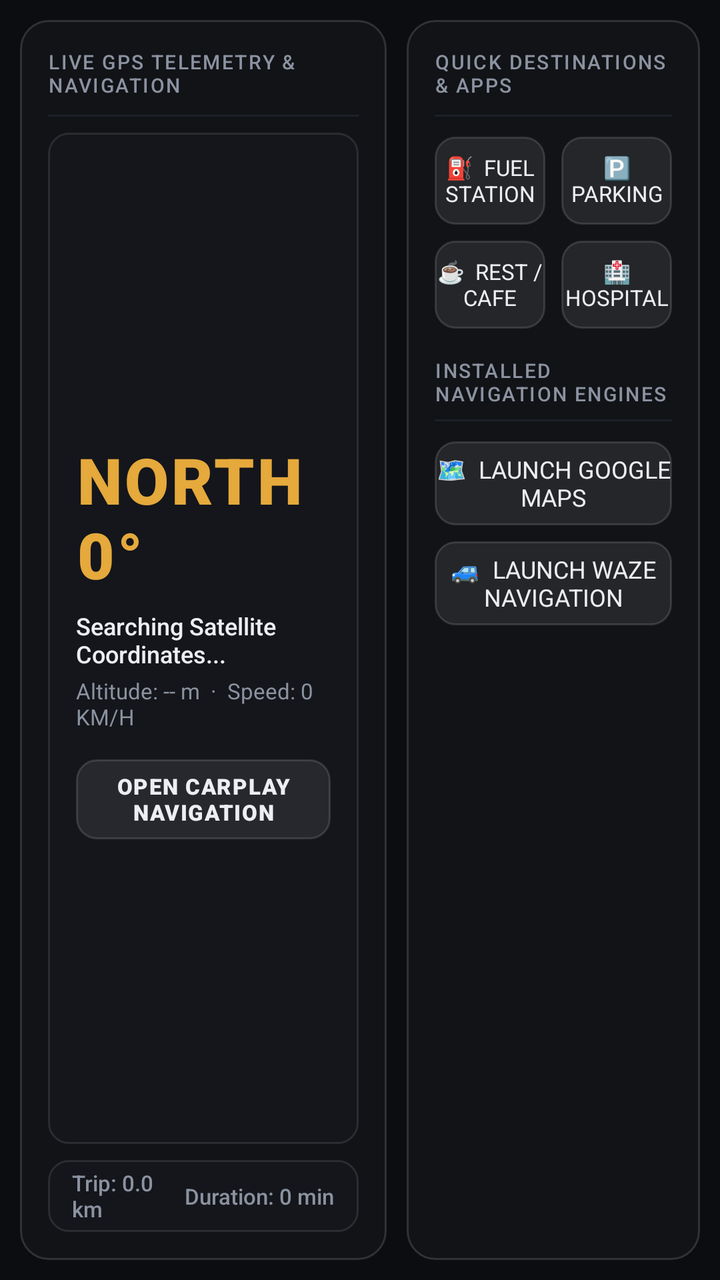
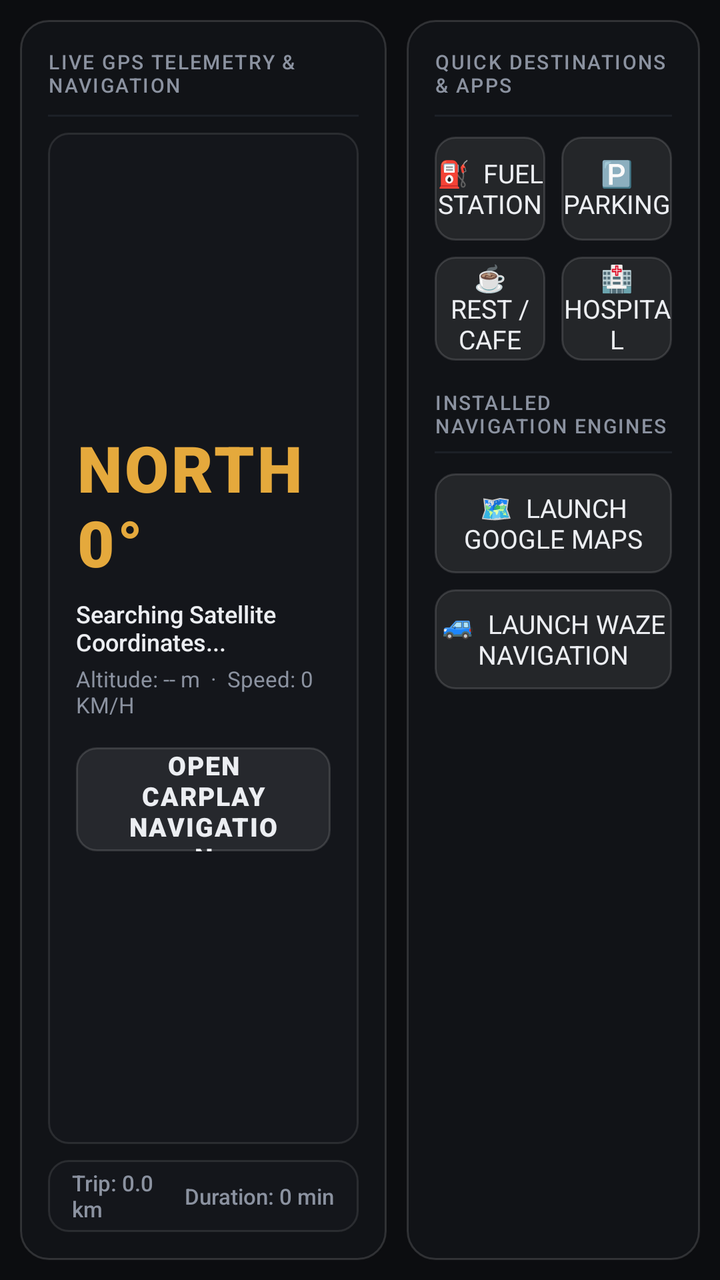

Compare the two renders of this Android layout. The source of the first and the diff that turns it into the second are given below.
<!-- AndroidManifest.xml: application theme Theme.ApexDrive -->
<!-- res/layout/view_maps.xml -->
<?xml version="1.0" encoding="utf-8"?>
<LinearLayout xmlns:android="http://schemas.android.com/apk/res/android"
    android:layout_width="match_parent"
    android:layout_height="match_parent"
    android:orientation="horizontal"
    android:padding="10dp">

    
    <LinearLayout
        android:layout_width="0dp"
        android:layout_height="match_parent"
        android:layout_weight="1.25"
        android:orientation="vertical"
        android:background="@drawable/bg_panel"
        android:padding="14dp">

        
        <LinearLayout
            android:layout_width="match_parent"
            android:layout_height="wrap_content"
            android:orientation="horizontal"
            android:gravity="center_vertical">

            <TextView
                android:layout_width="wrap_content"
                android:layout_height="wrap_content"
                android:text="LIVE GPS TELEMETRY &amp; NAVIGATION"
                android:textColor="@color/cockpit_text_secondary"
                android:textSize="10sp"
                android:fontFamily="sans-serif-medium"
                android:letterSpacing="0.08" />

            <View
                android:layout_width="0dp"
                android:layout_height="1dp"
                android:layout_weight="1" />

            <TextView
                android:id="@+id/tvNavAccuracy"
                android:layout_width="wrap_content"
                android:layout_height="wrap_content"
                android:background="@drawable/bg_card_inner"
                android:paddingStart="8dp"
                android:paddingEnd="8dp"
                android:paddingTop="2dp"
                android:paddingBottom="2dp"
                android:text="● 3D Fix · ±3m"
                android:textColor="@color/status_active"
                android:textSize="10sp"
                android:fontFamily="sans-serif-bold" />
        </LinearLayout>

        <View
            android:layout_width="match_parent"
            android:layout_height="1dp"
            android:layout_marginTop="8dp"
            android:background="@color/cockpit_surface_border_subtle" />

        
        <LinearLayout
            android:layout_width="match_parent"
            android:layout_height="0dp"
            android:layout_weight="1"
            android:layout_marginTop="8dp"
            android:orientation="vertical"
            android:gravity="center"
            android:background="@drawable/bg_card_inner"
            android:padding="14dp">

            <TextView
                android:id="@+id/tvNavHeadingBig"
                android:layout_width="wrap_content"
                android:layout_height="wrap_content"
                android:text="NORTH 0°"
                android:textColor="@color/accent_amber"
                android:textSize="32sp"
                android:fontFamily="sans-serif-black"
                android:letterSpacing="0.04" />

            <TextView
                android:id="@+id/tvNavCoordinates"
                android:layout_width="wrap_content"
                android:layout_height="wrap_content"
                android:layout_marginTop="6dp"
                android:text="Searching Satellite Coordinates..."
                android:textColor="@color/cockpit_text_primary"
                android:textSize="12sp"
                android:fontFamily="sans-serif-medium" />

            <TextView
                android:id="@+id/tvNavAltitude"
                android:layout_width="wrap_content"
                android:layout_height="wrap_content"
                android:layout_marginTop="3dp"
                android:text="Altitude: -- m  ·  Speed: 0 KM/H"
                android:textColor="@color/cockpit_text_secondary"
                android:textSize="11sp"
                android:fontFamily="sans-serif" />

            
            <Button
                android:id="@+id/btnNavCarPlayRoute"
                android:layout_width="wrap_content"
                android:layout_height="40dp"
                android:layout_marginTop="14dp"
                android:background="@drawable/bg_elevated_btn"
                android:text="OPEN CARPLAY NAVIGATION"
                android:textColor="@color/cockpit_text_primary"
                android:textSize="11sp"
                android:fontFamily="sans-serif-black"
                android:letterSpacing="0.05"
                android:paddingStart="20dp"
                android:paddingEnd="20dp" />

        </LinearLayout>

        
        <LinearLayout
            android:layout_width="match_parent"
            android:layout_height="36dp"
            android:layout_marginTop="8dp"
            android:orientation="horizontal"
            android:gravity="center_vertical"
            android:background="@drawable/bg_card_inner"
            android:paddingStart="12dp"
            android:paddingEnd="12dp">

            <TextView
                android:id="@+id/tvNavTripDist"
                android:layout_width="0dp"
                android:layout_height="wrap_content"
                android:layout_weight="1"
                android:text="Trip: 0.0 km"
                android:textColor="@color/cockpit_text_secondary"
                android:textSize="11sp"
                android:fontFamily="sans-serif-medium" />

            <TextView
                android:id="@+id/tvNavTripDuration"
                android:layout_width="wrap_content"
                android:layout_height="wrap_content"
                android:text="Duration: 0 min"
                android:textColor="@color/cockpit_text_secondary"
                android:textSize="11sp"
                android:fontFamily="sans-serif-medium" />
        </LinearLayout>

    </LinearLayout>

    
    <View
        android:layout_width="10dp"
        android:layout_height="match_parent" />

    
    <LinearLayout
        android:layout_width="0dp"
        android:layout_height="match_parent"
        android:layout_weight="1"
        android:orientation="vertical"
        android:background="@drawable/bg_panel"
        android:padding="14dp">

        <TextView
            android:layout_width="wrap_content"
            android:layout_height="wrap_content"
            android:text="QUICK DESTINATIONS &amp; APPS"
            android:textColor="@color/cockpit_text_secondary"
            android:textSize="10sp"
            android:fontFamily="sans-serif-medium"
            android:letterSpacing="0.08" />

        <View
            android:layout_width="match_parent"
            android:layout_height="1dp"
            android:layout_marginTop="8dp"
            android:background="@color/cockpit_surface_border_subtle" />

        
        <LinearLayout
            android:layout_width="match_parent"
            android:layout_height="wrap_content"
            android:layout_marginTop="10dp"
            android:orientation="horizontal">

            <Button
                android:id="@+id/btnNavFuel"
                android:layout_width="0dp"
                android:layout_height="44dp"
                android:layout_weight="1"
                android:background="@drawable/bg_elevated_btn"
                android:text="⛽  Fuel Station"
                android:textColor="@color/cockpit_text_primary"
                android:textSize="11sp"
                android:fontFamily="sans-serif-bold" />

            <Button
                android:id="@+id/btnNavParking"
                android:layout_width="0dp"
                android:layout_height="44dp"
                android:layout_weight="1"
                android:layout_marginStart="8dp"
                android:background="@drawable/bg_elevated_btn"
                android:text="🅿️  Parking"
                android:textColor="@color/cockpit_text_primary"
                android:textSize="11sp"
                android:fontFamily="sans-serif-bold" />
        </LinearLayout>

        <LinearLayout
            android:layout_width="match_parent"
            android:layout_height="wrap_content"
            android:layout_marginTop="8dp"
            android:orientation="horizontal">

            <Button
                android:id="@+id/btnNavCoffee"
                android:layout_width="0dp"
                android:layout_height="44dp"
                android:layout_weight="1"
                android:background="@drawable/bg_elevated_btn"
                android:text="☕  Rest / Cafe"
                android:textColor="@color/cockpit_text_primary"
                android:textSize="11sp"
                android:fontFamily="sans-serif-bold" />

            <Button
                android:id="@+id/btnNavHospital"
                android:layout_width="0dp"
                android:layout_height="44dp"
                android:layout_weight="1"
                android:layout_marginStart="8dp"
                android:background="@drawable/bg_elevated_btn"
                android:text="🏥  Hospital"
                android:textColor="@color/cockpit_text_primary"
                android:textSize="11sp"
                android:fontFamily="sans-serif-bold" />
        </LinearLayout>

        <TextView
            android:layout_width="wrap_content"
            android:layout_height="wrap_content"
            android:layout_marginTop="14dp"
            android:text="INSTALLED NAVIGATION ENGINES"
            android:textColor="@color/cockpit_text_secondary"
            android:textSize="10sp"
            android:fontFamily="sans-serif-medium"
            android:letterSpacing="0.08" />

        <View
            android:layout_width="match_parent"
            android:layout_height="1dp"
            android:layout_marginTop="6dp"
            android:background="@color/cockpit_surface_border_subtle" />

        <Button
            android:id="@+id/btnOpenGoogleMaps"
            android:layout_width="match_parent"
            android:layout_height="42dp"
            android:layout_marginTop="10dp"
            android:background="@drawable/bg_elevated_btn"
            android:text="🗺️  Launch Google Maps"
            android:textColor="@color/cockpit_text_primary"
            android:textSize="12sp"
            android:fontFamily="sans-serif-bold" />

        <Button
            android:id="@+id/btnOpenWaze"
            android:layout_width="match_parent"
            android:layout_height="42dp"
            android:layout_marginTop="8dp"
            android:background="@drawable/bg_elevated_btn"
            android:text="🚙  Launch Waze Navigation"
            android:textColor="@color/cockpit_text_primary"
            android:textSize="12sp"
            android:fontFamily="sans-serif-bold" />

    </LinearLayout>

</LinearLayout>
<!-- resources referenced by this layout -->
<resources>
  <color name="accent_amber">#E5A93C</color>
  <color name="cockpit_surface_border_subtle">#1C2027</color>
  <color name="cockpit_text_primary">#ECEEF2</color>
  <color name="cockpit_text_secondary">#8B92A0</color>
  <color name="status_active">#22C55E</color>
  <!-- drawable bg_card_inner (drawable) -->
  <?xml version="1.0" encoding="utf-8"?>
  <shape xmlns:android="http://schemas.android.com/apk/res/android"
      android:shape="rectangle">
      
      <solid android:color="#77181B22" />
      <stroke
          android:width="1dp"
          android:color="#1AFFFFFF" />
      <corners android:radius="10dp" />
  </shape>
  <!-- drawable bg_elevated_btn (drawable) -->
  <?xml version="1.0" encoding="utf-8"?>
  <selector xmlns:android="http://schemas.android.com/apk/res/android">
      <item android:state_pressed="true">
          <shape android:shape="rectangle">
              <solid android:color="#44FFFFFF" />
              <stroke android:width="1dp" android:color="#66FFFFFF" />
              <corners android:radius="10dp" />
          </shape>
      </item>
      <item android:state_focused="true">
          <shape android:shape="rectangle">
              <solid android:color="#33FFFFFF" />
              <stroke android:width="1dp" android:color="#55FFFFFF" />
              <corners android:radius="10dp" />
          </shape>
      </item>
      <item>
          <shape android:shape="rectangle">
              <solid android:color="#14FFFFFF" />
              <stroke android:width="1dp" android:color="#22FFFFFF" />
              <corners android:radius="10dp" />
          </shape>
      </item>
  </selector>
  <!-- drawable bg_panel (drawable) -->
  <?xml version="1.0" encoding="utf-8"?>
  <shape xmlns:android="http://schemas.android.com/apk/res/android"
      android:shape="rectangle">
      
      <solid android:color="#E8121419" />
      <stroke
          android:width="1dp"
          android:color="#24FFFFFF" />
      <corners android:radius="14dp" />
  </shape>
  <style name="Theme.ApexDrive" parent="Theme.AppCompat.NoActionBar">
          <item name="android:windowBackground">@color/cockpit_surface_base</item>
          <item name="android:statusBarColor">@color/cockpit_surface_panel</item>
          <item name="android:navigationBarColor">@color/cockpit_surface_base</item>
          <item name="android:windowNoTitle">true</item>
          <item name="android:windowFullscreen">true</item>
          <item name="android:colorBackground">@color/cockpit_surface_base</item>
      </style>
  <color name="cockpit_surface_base">#0C0D10</color>
  <color name="cockpit_surface_panel">#13151A</color>
</resources>

<!-- the commit's change to res/layout/view_maps.xml (unified diff, before → after) -->
@@ -101,16 +101,16 @@
             <Button
                 android:id="@+id/btnNavCarPlayRoute"
                 android:layout_width="wrap_content"
-                android:layout_height="40dp"
+                android:layout_height="52dp"
                 android:layout_marginTop="14dp"
                 android:background="@drawable/bg_elevated_btn"
                 android:text="OPEN CARPLAY NAVIGATION"
                 android:textColor="@color/cockpit_text_primary"
-                android:textSize="11sp"
+                android:textSize="13sp"
                 android:fontFamily="sans-serif-black"
                 android:letterSpacing="0.05"
-                android:paddingStart="20dp"
-                android:paddingEnd="20dp" />
+                android:paddingStart="26dp"
+                android:paddingEnd="26dp" />
 
         </LinearLayout>
 
@@ -186,24 +186,24 @@
             <Button
                 android:id="@+id/btnNavFuel"
                 android:layout_width="0dp"
-                android:layout_height="44dp"
+                android:layout_height="52dp"
                 android:layout_weight="1"
                 android:background="@drawable/bg_elevated_btn"
                 android:text="⛽  Fuel Station"
                 android:textColor="@color/cockpit_text_primary"
-                android:textSize="11sp"
+                android:textSize="13sp"
                 android:fontFamily="sans-serif-bold" />
 
             <Button
                 android:id="@+id/btnNavParking"
                 android:layout_width="0dp"
-                android:layout_height="44dp"
+                android:layout_height="52dp"
                 android:layout_weight="1"
                 android:layout_marginStart="8dp"
                 android:background="@drawable/bg_elevated_btn"
                 android:text="🅿️  Parking"
                 android:textColor="@color/cockpit_text_primary"
-                android:textSize="11sp"
+                android:textSize="13sp"
                 android:fontFamily="sans-serif-bold" />
         </LinearLayout>
 
@@ -216,24 +216,24 @@
             <Button
                 android:id="@+id/btnNavCoffee"
                 android:layout_width="0dp"
-                android:layout_height="44dp"
+                android:layout_height="52dp"
                 android:layout_weight="1"
                 android:background="@drawable/bg_elevated_btn"
                 android:text="☕  Rest / Cafe"
                 android:textColor="@color/cockpit_text_primary"
-                android:textSize="11sp"
+                android:textSize="13sp"
                 android:fontFamily="sans-serif-bold" />
 
             <Button
                 android:id="@+id/btnNavHospital"
                 android:layout_width="0dp"
-                android:layout_height="44dp"
+                android:layout_height="52dp"
                 android:layout_weight="1"
                 android:layout_marginStart="8dp"
                 android:background="@drawable/bg_elevated_btn"
                 android:text="🏥  Hospital"
                 android:textColor="@color/cockpit_text_primary"
-                android:textSize="11sp"
+                android:textSize="13sp"
                 android:fontFamily="sans-serif-bold" />
         </LinearLayout>
 
@@ -256,23 +256,23 @@
         <Button
             android:id="@+id/btnOpenGoogleMaps"
             android:layout_width="match_parent"
-            android:layout_height="42dp"
+            android:layout_height="50dp"
             android:layout_marginTop="10dp"
             android:background="@drawable/bg_elevated_btn"
             android:text="🗺️  Launch Google Maps"
             android:textColor="@color/cockpit_text_primary"
-            android:textSize="12sp"
+            android:textSize="13sp"
             android:fontFamily="sans-serif-bold" />
 
         <Button
             android:id="@+id/btnOpenWaze"
             android:layout_width="match_parent"
-            android:layout_height="42dp"
+            android:layout_height="50dp"
             android:layout_marginTop="8dp"
             android:background="@drawable/bg_elevated_btn"
             android:text="🚙  Launch Waze Navigation"
             android:textColor="@color/cockpit_text_primary"
-            android:textSize="12sp"
+            android:textSize="13sp"
             android:fontFamily="sans-serif-bold" />
 
     </LinearLayout>
